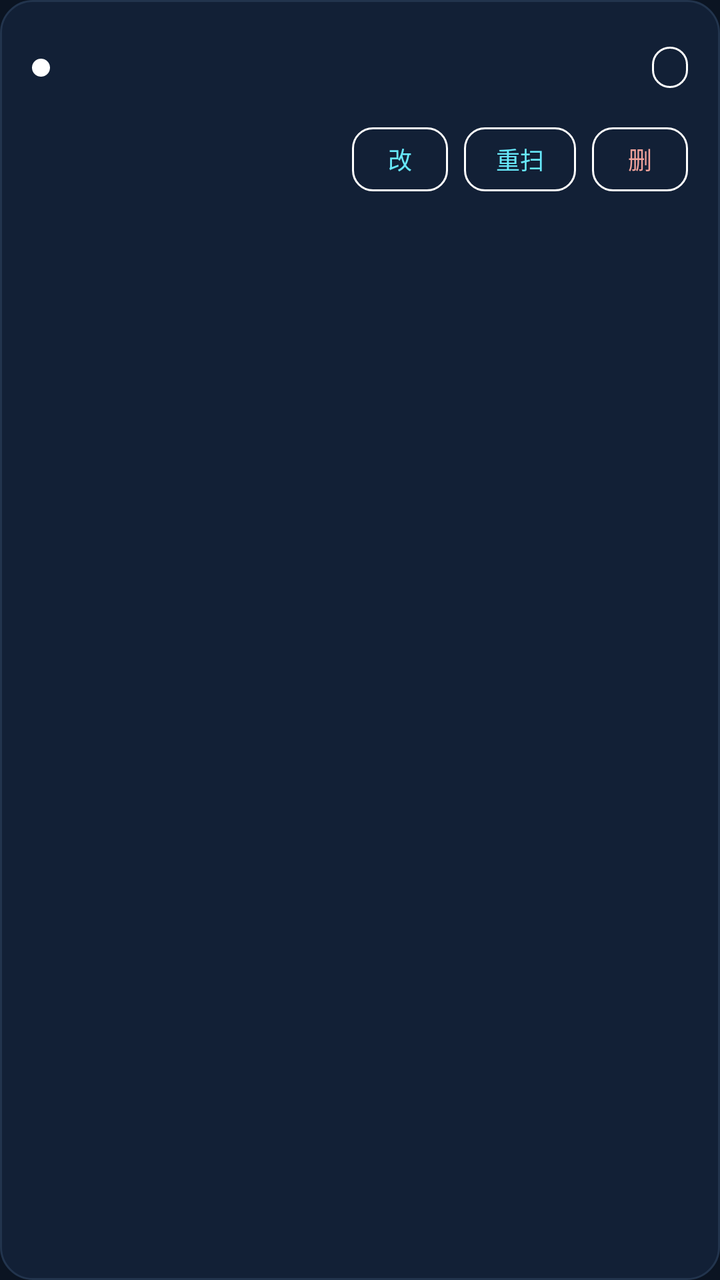
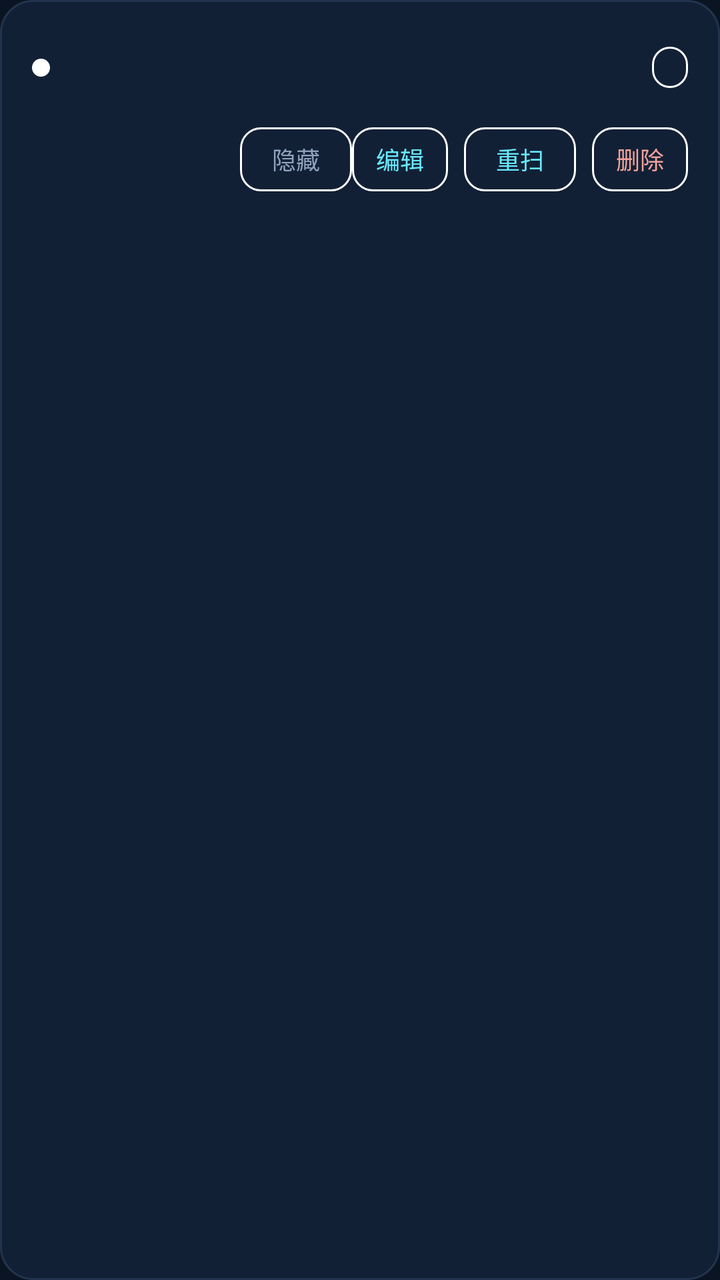

Two renders of the same Android screen: before a commit and after it. Below are the layout's source before the change and the commit's diff.
<!-- AndroidManifest.xml: application theme Theme.GazeReel -->
<!-- res/layout/item_source.xml -->
<?xml version="1.0" encoding="utf-8"?>
<LinearLayout xmlns:android="http://schemas.android.com/apk/res/android"
    android:layout_width="match_parent"
    android:layout_height="wrap_content"
    android:layout_marginBottom="8dp"
    android:minHeight="58dp"
    android:orientation="vertical"
    android:background="@drawable/bg_setup_box">

    <LinearLayout
        android:layout_width="match_parent"
        android:layout_height="wrap_content"
        android:orientation="horizontal"
        android:gravity="center_vertical">

        <View
            android:id="@+id/sourceDot"
            android:layout_width="9dp"
            android:layout_height="9dp"
            android:layout_marginEnd="12dp"
            android:background="@drawable/bg_setup_dot" />

        <LinearLayout
            android:layout_width="0dp"
            android:layout_height="wrap_content"
            android:layout_weight="1"
            android:orientation="vertical">

            <TextView
                android:id="@+id/sourceTitle"
                android:layout_width="match_parent"
                android:layout_height="wrap_content"
                android:textSize="14sp"
                android:textStyle="bold"
                android:maxLines="1"
                android:ellipsize="middle"
                android:textColor="@color/setup_text" />

            <TextView
                android:id="@+id/sourceSubtitle"
                android:layout_width="match_parent"
                android:layout_height="wrap_content"
                android:layout_marginTop="2dp"
                android:textSize="11sp"
                android:maxLines="1"
                android:ellipsize="middle"
                android:textColor="@color/setup_muted" />
        </LinearLayout>

        <TextView
            android:id="@+id/sourceChip"
            android:layout_width="wrap_content"
            android:layout_height="wrap_content"
            android:layout_marginStart="10dp"
            android:background="@drawable/bg_setup_chip"
            android:textSize="11sp"
            android:textColor="@color/setup_muted" />
    </LinearLayout>

    <LinearLayout
        android:layout_width="match_parent"
        android:layout_height="wrap_content"
        android:layout_marginTop="12dp"
        android:orientation="horizontal"
        android:gravity="end">

        <View
            android:layout_width="0dp"
            android:layout_height="1dp"
            android:layout_weight="1" />

        <TextView
            android:id="@+id/sourceEdit"
            android:layout_width="wrap_content"
            android:layout_height="wrap_content"
            android:minWidth="48dp"
            android:minHeight="32dp"
            android:gravity="center"
            android:background="@drawable/bg_setup_chip"
            android:text="@string/setup_edit"
            android:textSize="12sp"
            android:textColor="@color/setup_cyan" />

        <TextView
            android:id="@+id/sourceRescan"
            android:layout_width="wrap_content"
            android:layout_height="wrap_content"
            android:layout_marginStart="8dp"
            android:minWidth="56dp"
            android:minHeight="32dp"
            android:gravity="center"
            android:background="@drawable/bg_setup_chip"
            android:text="@string/setup_rescan"
            android:textSize="12sp"
            android:textColor="@color/setup_cyan" />

        <TextView
            android:id="@+id/sourceDelete"
            android:layout_width="wrap_content"
            android:layout_height="wrap_content"
            android:layout_marginStart="8dp"
            android:minWidth="48dp"
            android:minHeight="32dp"
            android:gravity="center"
            android:background="@drawable/bg_setup_chip"
            android:text="@string/setup_delete"
            android:textSize="12sp"
            android:textColor="@color/setup_err" />
    </LinearLayout>

</LinearLayout>
<!-- resources referenced by this layout -->
<resources>
  <color name="setup_cyan">#FF67E8F9</color>
  <color name="setup_err">#FFF0A29B</color>
  <color name="setup_muted">#FF8FA3BC</color>
  <color name="setup_text">#FFF2F6FB</color>
  <!-- drawable bg_setup_box (drawable) -->
  <?xml version="1.0" encoding="utf-8"?>
  <shape xmlns:android="http://schemas.android.com/apk/res/android" android:shape="rectangle">
      <solid android:color="@color/setup_card" />
      <stroke android:width="1dp" android:color="@color/setup_border" />
      <corners android:radius="16dp" />
      <padding android:left="16dp" android:top="16dp" android:right="16dp" android:bottom="16dp" />
  </shape>
  <!-- drawable bg_setup_chip (drawable) -->
  <?xml version="1.0" encoding="utf-8"?>
  <shape xmlns:android="http://schemas.android.com/apk/res/android" android:shape="rectangle">
      <solid android:color="@android:color/transparent" />
      <stroke android:width="1dp" android:color="#FFFFFFFF" />
      <corners android:radius="10dp" />
      <padding android:left="9dp" android:top="3dp" android:right="9dp" android:bottom="3dp" />
  </shape>
  <!-- drawable bg_setup_dot (drawable) -->
  <?xml version="1.0" encoding="utf-8"?>
  <shape xmlns:android="http://schemas.android.com/apk/res/android" android:shape="oval">
      <solid android:color="#FFFFFFFF" />
      <size android:width="9dp" android:height="9dp" />
  </shape>
  <string name="setup_delete">删</string>
  <string name="setup_edit">改</string>
  <string name="setup_rescan">重扫</string>
  <style name="Theme.GazeReel" parent="Theme.MaterialComponents.NoActionBar">
          <item name="colorPrimary">@color/brand_cyan</item>
          <item name="colorPrimaryDark">@color/setup_bg</item>
          <item name="colorAccent">@color/brand_cyan</item>
          <item name="android:colorBackground">@color/setup_bg</item>
          <item name="android:textColorPrimary">@color/setup_text</item>
          <item name="android:textColorHint">@color/setup_muted</item>
          <item name="android:windowLightStatusBar">false</item>
          <item name="android:statusBarColor">@color/setup_bg</item>
      </style>
  <color name="setup_card">#FF122036</color>
  <color name="setup_border">#FF22344D</color>
  <color name="brand_cyan">#FF67E8F9</color>
  <color name="setup_bg">#FF0B1422</color>
</resources>

<!-- the commit's change to res/layout/item_source.xml (unified diff, before → after) -->
@@ -70,6 +70,18 @@
             android:layout_weight="1" />
 
         <TextView
+            android:id="@+id/sourceHide"
+            android:layout_width="wrap_content"
+            android:layout_height="wrap_content"
+            android:minWidth="56dp"
+            android:minHeight="32dp"
+            android:gravity="center"
+            android:background="@drawable/bg_setup_chip"
+            android:text="@string/setup_hide"
+            android:textSize="12sp"
+            android:textColor="@color/setup_muted" />
+
+        <TextView
             android:id="@+id/sourceEdit"
             android:layout_width="wrap_content"
             android:layout_height="wrap_content"
<!-- resource entries referenced after the edit -->
@@ -26,8 +26,9 @@
       <solid android:color="#FFFFFFFF" />
       <size android:width="9dp" android:height="9dp" />
   </shape>
-  <string name="setup_delete">删</string>
-  <string name="setup_edit">改</string>
+  <string name="setup_delete">删除</string>
+  <string name="setup_edit">编辑</string>
+  <string name="setup_hide">隐藏</string>
   <string name="setup_rescan">重扫</string>
   <style name="Theme.GazeReel" parent="Theme.MaterialComponents.NoActionBar">
           <item name="colorPrimary">@color/brand_cyan</item>
